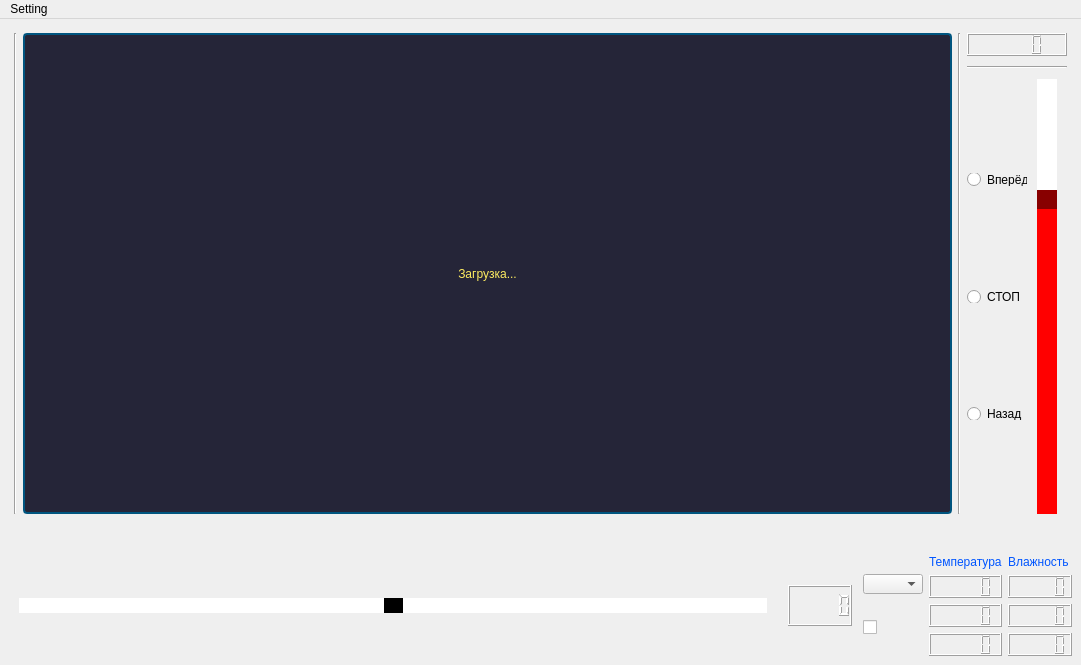
Qt form GoodNessMain.ui (Amir1202/Qt_Py_RiPa_1337) before a commit.
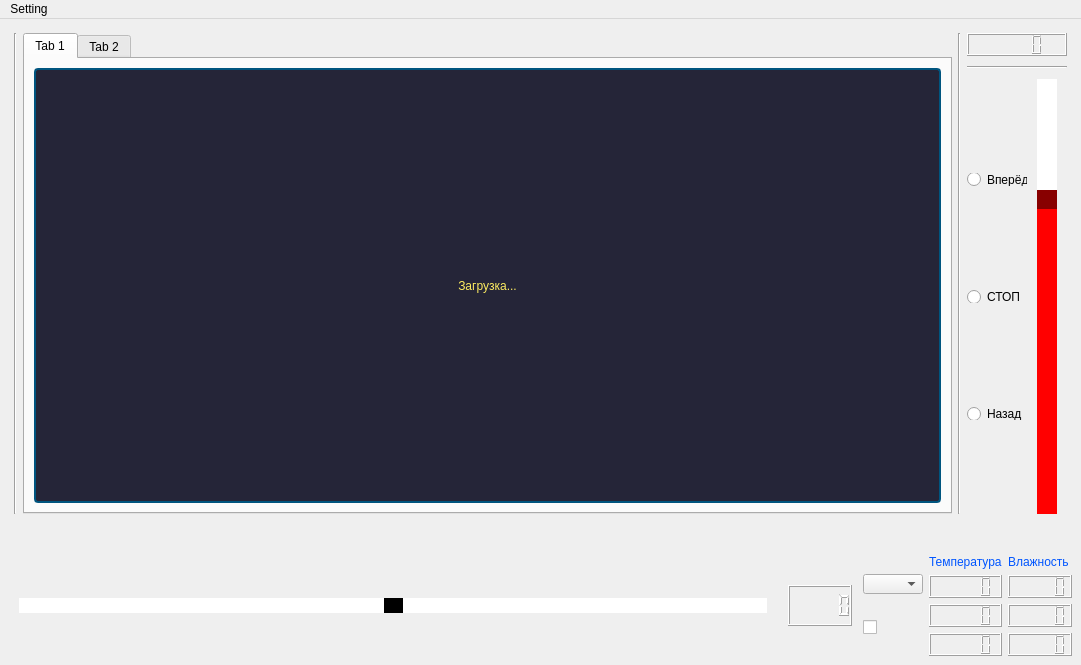
The same form after that commit.

Patch:
```diff
--- a/GoodNessMain.ui
+++ b/GoodNessMain.ui
@@ -40,6 +40,16 @@
        </widget>
       </item>
       <item>
+       <widget class="QTabWidget" name="tabWidget">
+        <property name="currentIndex">
+         <number>0</number>
+        </property>
+        <widget class="QWidget" name="tab">
+         <attribute name="title">
+          <string>Tab 1</string>
+         </attribute>
+         <layout class="QGridLayout" name="gridLayout">
+          <item row="0" column="0">
        <widget class="QLabel" name="QTcamera">
         <property name="styleSheet">
          <string notr="true">
@@ -58,6 +68,20 @@
         <property name="alignment">
          <set>Qt::AlignCenter</set>
         </property>
+           </widget>
+          </item>
+         </layout>
+        </widget>
+        <widget class="QWidget" name="tab_2">
+         <attribute name="title">
+          <string>Tab 2</string>
+         </attribute>
+         <layout class="QGridLayout" name="gridLayout_2">
+          <item row="0" column="0">
+           <widget class="QWidget" name="QmapForMe" native="true"/>
+          </item>
+         </layout>
+        </widget>
        </widget>
       </item>
       <item>
```
Lines whose indentation alone changed are shown as unchanged.
